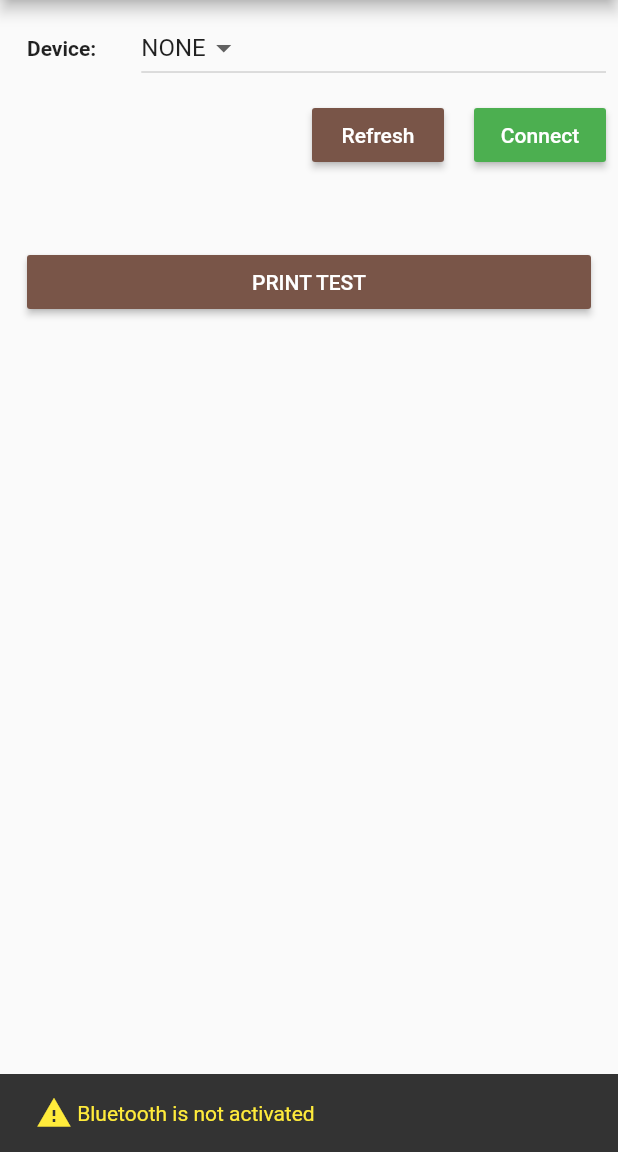
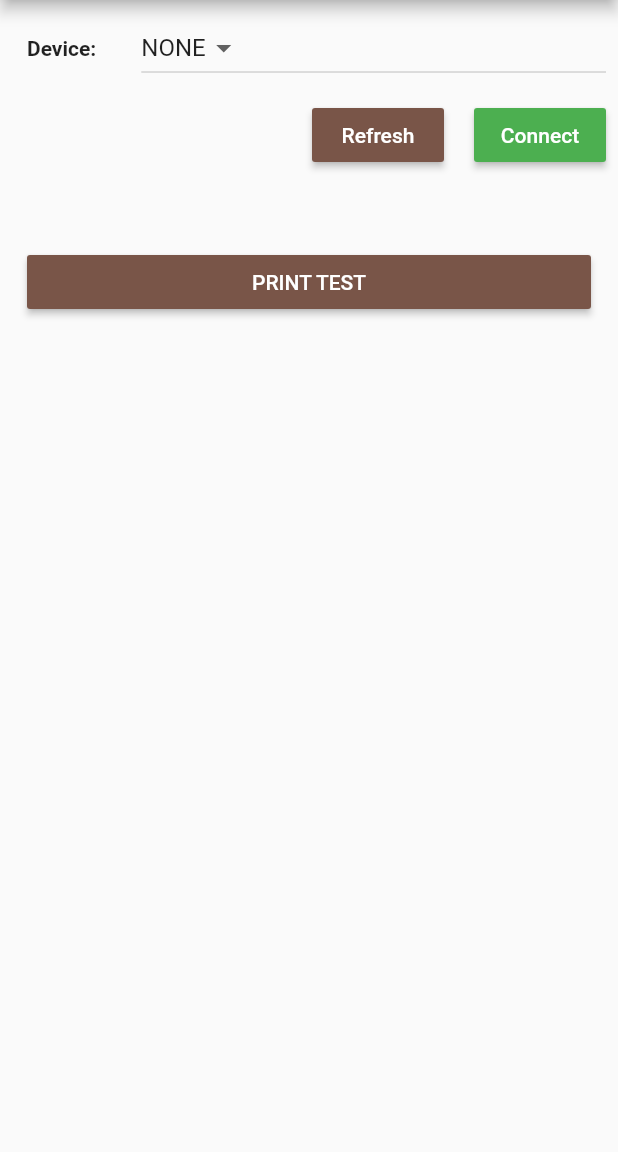
Before and after one commit to xabdoux/olivoMobileApp, a Flutter app: the BlueThermalScreen screen opened by its route, after a tap on "Refresh", on a phone screen of 412 x 824 dp, the part 84-1236 px from its top. Run offline on Flutter 3.47's test engine with Material 2 defaults, Android fonts, the phone set to English and light mode, and no system bars; missing offline and left inert: blue_thermal_printer, system_setting; accounts and stored records are empty; statements that could not run were skipped.

Commit message:
redirect to android bluetooth setting if turned off

```diff
--- a/lib/providers/blue_thermal_provider.dart
+++ b/lib/providers/blue_thermal_provider.dart
@@ -6,6 +6,7 @@ import 'package:flutter/services.dart';
 import 'package:olivoalcazar/providers/service.dart';
 import 'package:path_provider/path_provider.dart';
 import 'package:intl/intl.dart';
+import 'package:system_setting/system_setting.dart';
 
 class BlueThermalProvider with ChangeNotifier {
   BlueThermalPrinter bluetooth = BlueThermalPrinter.instance;
@@ -28,28 +29,40 @@ class BlueThermalProvider with ChangeNotifier {
     return false;
   }
 
+  Future<bool> get getState {
+    return bluetooth.isOn;
+  }
+
   Future<void> isBluetoothActivated(GlobalKey<ScaffoldState> key) async {
     bool bluetoothIsActivated = await bluetooth.isOn;
     if (!bluetoothIsActivated) {
-      key.currentState.removeCurrentSnackBar();
-      key.currentState.showSnackBar(
-        SnackBar(
-          content: Row(
-            children: <Widget>[
-              Icon(
-                Icons.warning,
-                color: Colors.yellow,
-              ),
-              Text(
-                ' Bluetooth is not activated',
-                style: TextStyle(
-                  color: Colors.yellow,
-                ),
-              )
-            ],
-          ),
-        ),
-      );
+      SystemSetting.goto(SettingTarget.BLUETOOTH);
+      //key.currentState.removeCurrentSnackBar();
+      // key.currentState.showSnackBar(
+      //   SnackBar(
+      //     content: Row(
+      //       children: <Widget>[
+      //         Icon(
+      //           Icons.warning,
+      //           color: Colors.yellow,
+      //         ),
+      //         Text(
+      //           ' Bluetooth is not activated',
+      //           style: TextStyle(
+      //             color: Colors.yellow,
+      //           ),
+      //         )
+      //       ],
+      //     ),
+      //     action: SnackBarAction(
+      //       label: 'Activate',
+      //       textColor: Colors.white,
+      //       onPressed: () {
+      //         SystemSetting.goto(SettingTarget.BLUETOOTH);
+      //       },
+      //     ),
+      //   ),
+      // );
     }
   }
 
@@ -195,7 +208,11 @@ class BlueThermalProvider with ChangeNotifier {
 // 0- ESC_ALIGN_LEFT
 // 1- ESC_ALIGN_CENTER
 // 2- ESC_ALIGN_RIGHT
-  printTicket(Service service, double totalSac, double totalPoids) async {
+  printTicket(
+    Service service,
+    double totalSac,
+    double totalPoids,
+  ) async {
     bluetooth.isConnected.then((isConnected) {
       if (isConnected) {
         bluetooth.printImage(pathImage); //path of your image/logo
--- a/pubspec.yaml
+++ b/pubspec.yaml
@@ -23,6 +23,7 @@ dependencies:
   intl: ^0.16.1
   blue_thermal_printer: ^1.0.9
   path_provider: ^1.6.8
+  system_setting: ^0.1.3
 
   # The following adds the Cupertino Icons font to your application.
   # Use with the CupertinoIcons class for iOS style icons.
```
Also changed, not shown: lib/screens/blue_thermal_screen.dart (+1 -7 lines), pubspec.lock.
